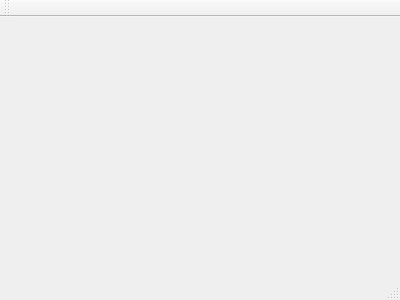
usershaman/mstream, file mainwindow.ui: the form before one commit.
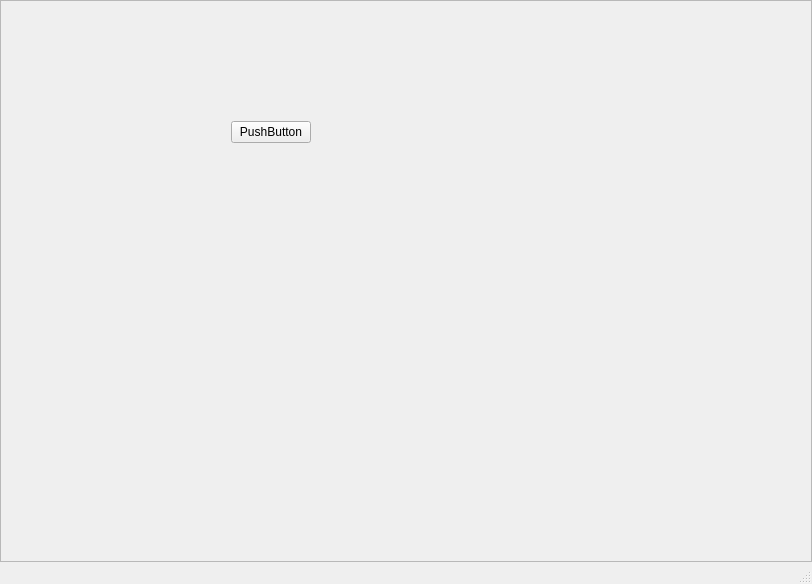
The form after the commit.

```diff
--- a/mainwindow.ui
+++ b/mainwindow.ui
@@ -1,24 +1,76 @@
 <ui version="4.0">
  <class>MainWindow</class>
- <widget class="QMainWindow" name="MainWindow" >
-  <property name="geometry" >
+ <widget class="QMainWindow" name="MainWindow">
+  <property name="geometry">
    <rect>
     <x>0</x>
     <y>0</y>
-    <width>400</width>
-    <height>300</height>
+    <width>812</width>
+    <height>584</height>
    </rect>
   </property>
   <property name="windowTitle" >
    <string>MainWindow</string>
   </property>
-  <widget class="QMenuBar" name="menuBar" />
-  <widget class="QToolBar" name="mainToolBar" />
-  <widget class="QWidget" name="centralWidget" />
-  <widget class="QStatusBar" name="statusBar" />
+  <widget class="QWidget" name="centralWidget">
+   <layout class="QHBoxLayout" name="horizontalLayout">
+    <property name="leftMargin">
+     <number>0</number>
+    </property>
+    <property name="topMargin">
+     <number>0</number>
+    </property>
+    <property name="rightMargin">
+     <number>0</number>
+    </property>
+    <property name="bottomMargin">
+     <number>0</number>
+    </property>
+    <item>
+     <widget class="QScrollArea" name="scrollArea">
+      <property name="widgetResizable">
+       <bool>true</bool>
+      </property>
+      <widget class="QWidget" name="scrollAreaWidgetContents">
+       <property name="geometry">
+        <rect>
+         <x>0</x>
+         <y>0</y>
+         <width>810</width>
+         <height>540</height>
+        </rect>
+       </property>
+       <widget class="QPushButton" name="pushButton">
+        <property name="geometry">
+         <rect>
+          <x>230</x>
+          <y>120</y>
+          <width>80</width>
+          <height>22</height>
+         </rect>
+        </property>
+        <property name="text">
+         <string>PushButton</string>
+        </property>
+       </widget>
+      </widget>
+     </widget>
+    </item>
+   </layout>
+  </widget>
+  <widget class="QMenuBar" name="menuBar">
+   <property name="geometry">
+    <rect>
+     <x>0</x>
+     <y>0</y>
+     <width>812</width>
+     <height>20</height>
+    </rect>
+   </property>
+  </widget>
+  <widget class="QStatusBar" name="statusBar"/>
  </widget>
- <layoutDefault spacing="6" margin="11" />
- <pixmapfunction></pixmapfunction>
+ <layoutdefault spacing="6" margin="11"/>
  <resources/>
  <connections/>
 </ui>
```
Left out of the diff: 3 changed lines with no effect on the pictures.
